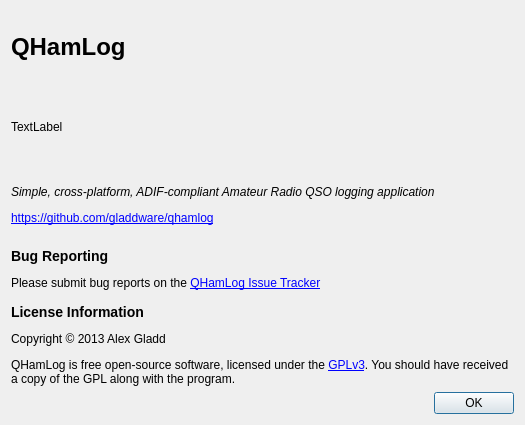
Above: ui/aboutdialog.ui from gladdware/qhamlog before the change. Below: the same form after it.
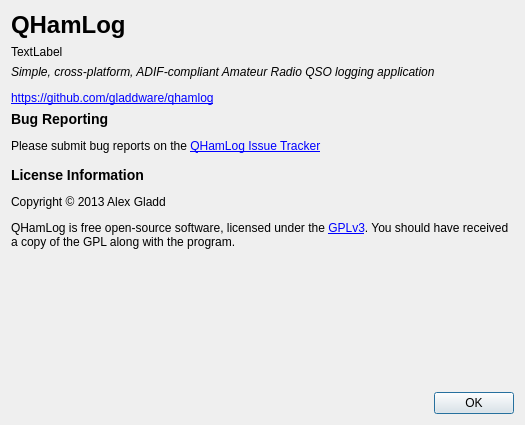
That is the form after the change.

Commit message: Add spacer to about dialog to account for platform sizing differences

Diff of the .ui file:
```diff
--- a/ui/aboutdialog.ui
+++ b/ui/aboutdialog.ui
@@ -78,6 +78,19 @@
      </property>
     </widget>
    </item>
+   <item>
+    <spacer name="verticalSpacer">
+     <property name="orientation">
+      <enum>Qt::Vertical</enum>
+     </property>
+     <property name="sizeHint" stdset="0">
+      <size>
+       <width>20</width>
+       <height>40</height>
+      </size>
+     </property>
+    </spacer>
+   </item>
    <item>
     <widget class="QDialogButtonBox" name="buttonBox">
      <property name="orientation">
```
